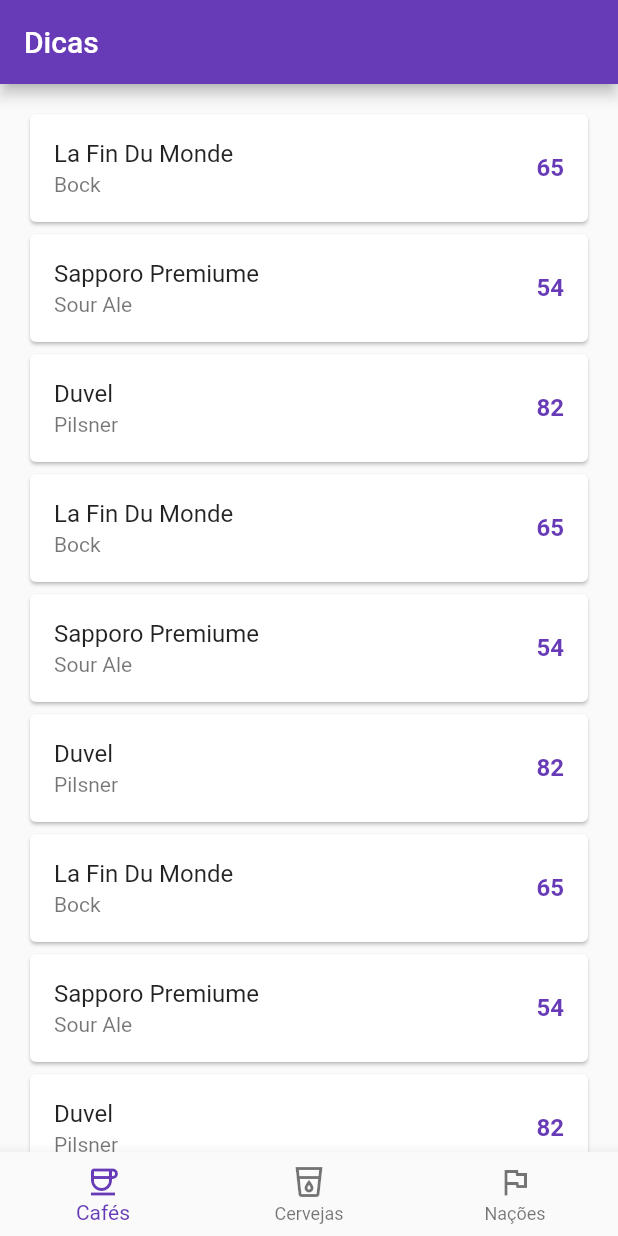
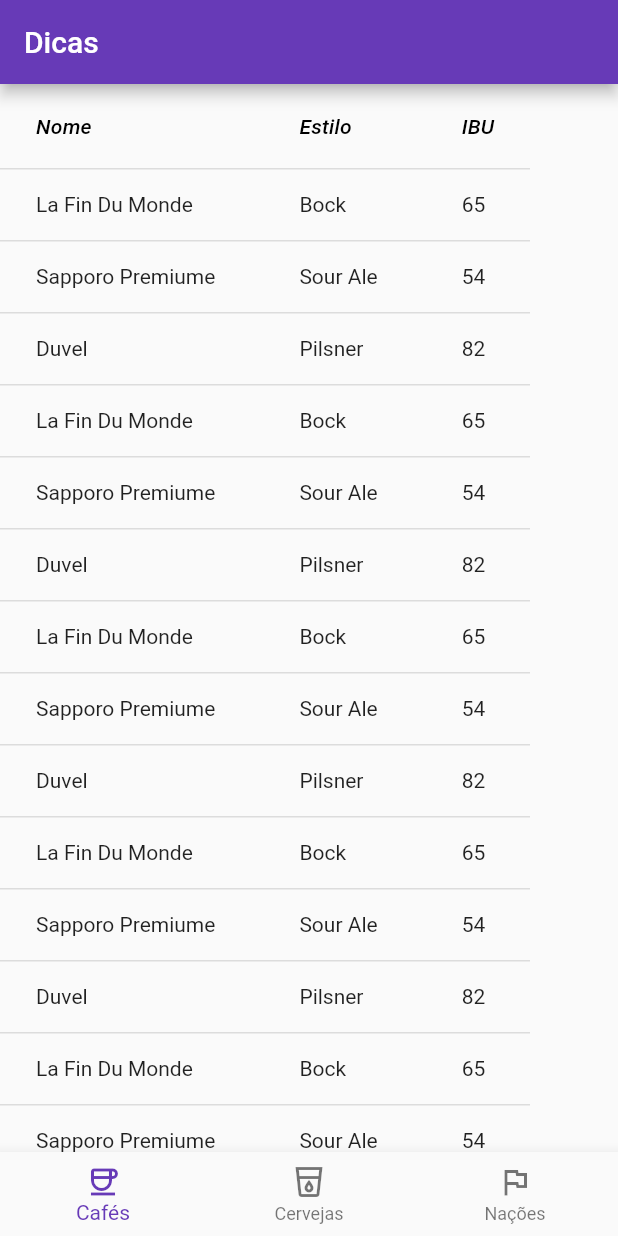
Before and after one commit to br-adriel/2023-1, a Flutter app: the screen it shows after launch, on a phone screen of 412 x 824 dp. Run offline on Flutter 3.47's test engine with Material 2 defaults, Android fonts, the phone set to English and light mode, and no system bars; our stand-ins replace google_fonts, styled_text, transparent_image.

Commit message:
Resolve questão 3 da receita 4

```diff
--- a/POO2/flutter/receita4/lib/main.dart
+++ b/POO2/flutter/receita4/lib/main.dart
@@ -48,7 +48,9 @@ class MyApp extends StatelessWidget {
           appBar: AppBar(
             title: const Text("Dicas"),
           ),
-          body: ListBodyWidget(objects: dataObjects),
+          body: DataBodyWidget(
+              objects: dataObjects,
+              colunas: const {'name': 'Nome', 'style': 'Estilo', 'ibu': 'IBU'}),
           bottomNavigationBar: const NewNavBar(),
         ));
   }
@@ -77,21 +79,22 @@ class NewNavBar extends StatelessWidget {
 
 class DataBodyWidget extends StatelessWidget {
   final List<Map<String, dynamic>> objects;
-  final columnNames = ["Nome", "Estilo", "IBU"];
-  final propertyNames = ["name", "style", "ibu"];
+  final Map<String, String> colunas;
 
-  DataBodyWidget({super.key, this.objects = const []});
+  const DataBodyWidget(
+      {super.key, required this.objects, required this.colunas});
 
   @override
   Widget build(BuildContext context) {
+    final propertyNames = colunas.keys.toList();
     return SingleChildScrollView(
       child: DataTable(
-        columns: columnNames
+        columns: propertyNames
             .map(
               (name) => DataColumn(
                 label: Expanded(
                   child: Text(
-                    name,
+                    colunas[name] as String,
                     style: const TextStyle(fontStyle: FontStyle.italic),
                   ),
                 ),
```
